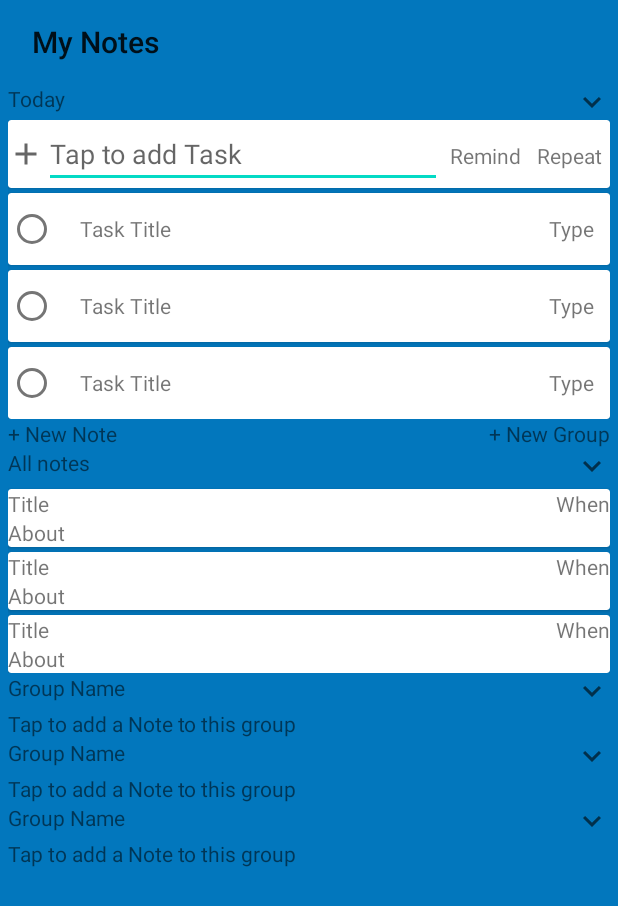
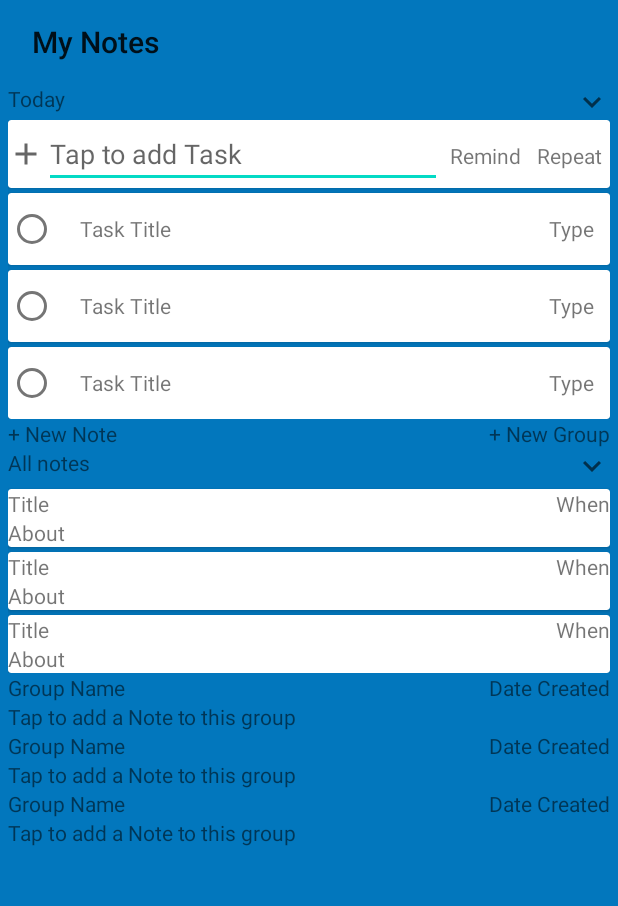
Before and after one commit to abhikant28/TheToDo, an Android app: the layout activity_main.xml on its own in the app's theme, with its tools: preview values and no code run, on a phone screen of 412 x 824 dp. Shown: the top 906 px of the screen. Run offline under Robolectric (Android 15) with nearby library versions, the phone set to English and light mode, and no system bars.

Commit message:
Working on Notes Groups

```diff
--- a/app/src/main/res/layout/main_recycler_super_list_item_group.xml
+++ b/app/src/main/res/layout/main_recycler_super_list_item_group.xml
@@ -1,23 +1,41 @@
 <?xml version="1.0" encoding="utf-8"?>
 <LinearLayout xmlns:android="http://schemas.android.com/apk/res/android"
+    xmlns:tools="http://schemas.android.com/tools"
     android:layout_width="match_parent"
     android:layout_height="wrap_content"
-    xmlns:tools="http://schemas.android.com/tools"
     android:orientation="vertical">
-<TextView
-    android:id="@+id/Main_Super_RecyclerView_List_Item_GroupName"
-    android:layout_width="match_parent"
-    android:layout_height="wrap_content"
-    android:text="Group Name"
-    android:drawableEnd="@drawable/ic_baseline_keyboard_arrow_down_24"/>
+
+    <LinearLayout
+        android:layout_width="match_parent"
+        android:layout_height="wrap_content"
+        android:drawableEnd="@drawable/ic_baseline_keyboard_arrow_down_24"
+        android:orientation="horizontal">
+
+        <TextView
+            android:id="@+id/Main_Super_RecyclerView_List_Item_GroupName"
+            android:layout_width="0dp"
+            android:layout_height="wrap_content"
+            android:layout_weight="1"
+            android:text="Group Name" />
+
+        <TextView
+            android:id="@+id/Main_Super_RecyclerView_List_Item_GroupDate"
+            android:layout_width="wrap_content"
+            android:layout_height="wrap_content"
+            android:text="Date Created" />
+
+    </LinearLayout>
+
     <androidx.recyclerview.widget.RecyclerView
         android:id="@+id/Main_Super_RecyclerView_List_Item_List"
         android:layout_width="match_parent"
         android:layout_height="wrap_content"
-        tools:listitem="@layout/main_super_list_item_note"/>
+        tools:listitem="@layout/main_super_list_item_note" />
+
     <TextView
         android:id="@+id/Main_Super_RecyclerView_List_Item_TapToAdd"
         android:layout_width="match_parent"
         android:layout_height="wrap_content"
-        android:text="Tap to add a Note to this group"/>
+        android:text="Tap to add a Note to this group" />
+
 </LinearLayout>
```
Also changed, not shown: app/src/main/java/com/example/thetodo/Groups.java (+34 -3 lines), app/src/main/java/com/example/thetodo/MainActivity.java (+8 -0 lines), app/src/main/java/com/example/thetodo/Notes_Groups_RecyclerView_Adapter.java (added, +66 -0 lines).
